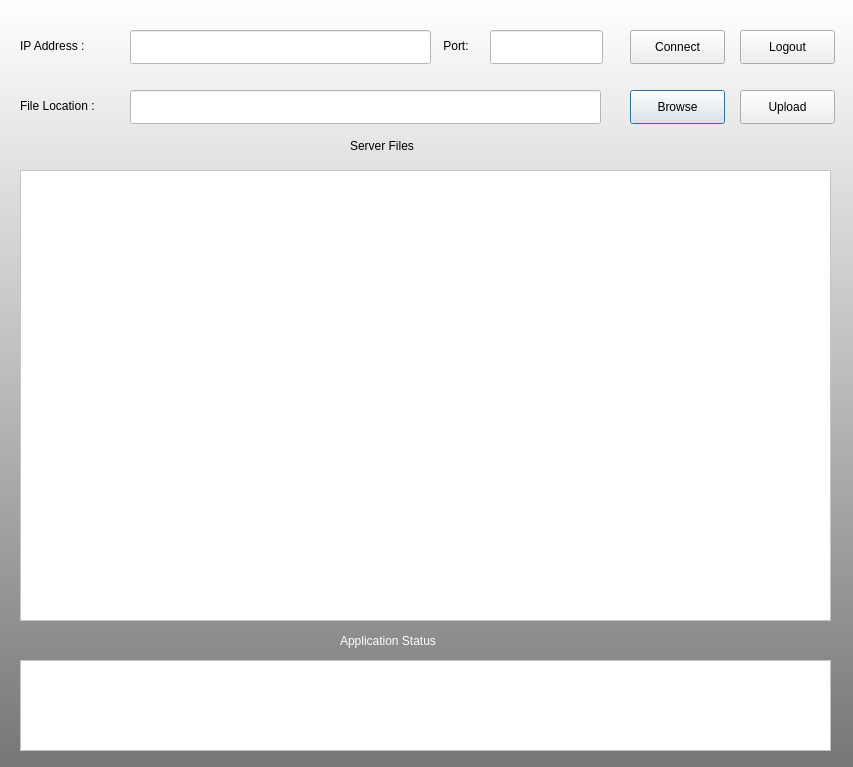
First picture: the form in clientGUI.ui, repository ShahriarDhruvo/FTP-Client, before the edit.
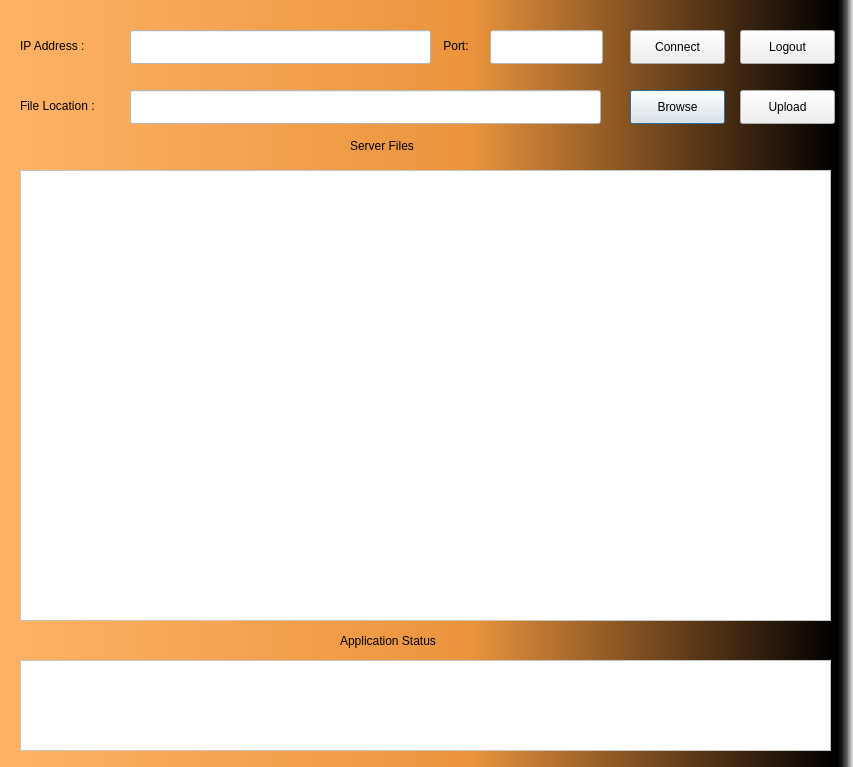
Second picture: the form after the edit.

```diff
--- a/clientGUI.ui
+++ b/clientGUI.ui
@@ -15,7 +15,8 @@
   </property>
   <property name="styleSheet">
    <string notr="true">QDialog#Dialog{
-background-color:qlineargradient(spread:pad, x1:1, y1:1, x2:1, y2:0, stop:0 rgba(118, 118, 118, 255), stop:1 rgba(255, 255, 255, 255));}</string>
+background-color:
+qlineargradient(spread:pad, x1:0, y1:0, x2:1, y2:0, stop:0 rgba(255, 178, 102, 255), stop:0.55 rgba(235, 148, 61, 255), stop:0.98 rgba(0, 0, 0, 255), stop:1 rgba(0, 0, 0, 0));}</string>
   </property>
   <widget class="QLineEdit" name="fileLocation">
    <property name="geometry">
@@ -118,7 +119,7 @@
     </rect>
    </property>
    <property name="styleSheet">
-    <string notr="true">font: 75 12pt &quot;MS Shell Dlg 2&quot;;color:white</string>
+    <string notr="true">font: 75 12pt &quot;MS Shell Dlg 2&quot;;color:black</string>
    </property>
    <property name="text">
     <string>Application Status</string>
```
